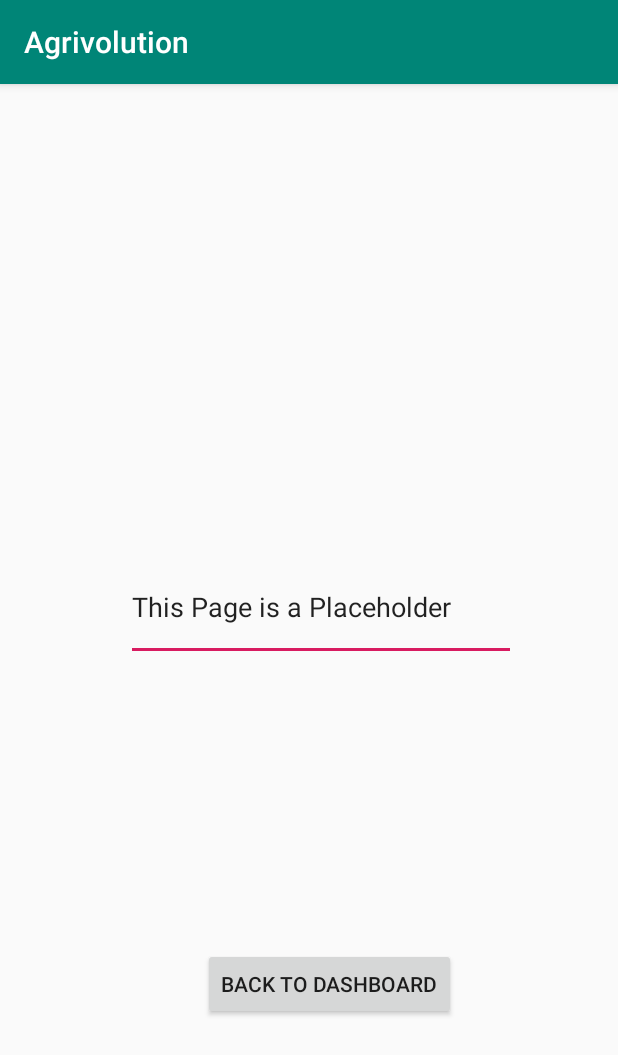
After one commit to fletchy95/Agrivolution, an Android app: the placeholder screen opened directly, with no data from a screen before it, on a phone screen of 412 x 824 dp. The commit adds this screen. Shown: the top 1055 px of the screen. Run offline under Robolectric (Android 15) with nearby library versions, the phone set to English and light mode, and no system bars.

Commit message:
DashBoard Updates
Dashboard Updates

```diff
--- a/app/src/main/AndroidManifest.xml
+++ b/app/src/main/AndroidManifest.xml
@@ -18,6 +18,7 @@
         </activity>
         <activity android:name=".Dashboard" />
         <activity android:name=".Registration"></activity>
+        <activity android:name=".placeholder"></activity>
     </application>
 
 </manifest>
--- /dev/null
+++ b/app/src/main/java/com/example/vanda/agrivolution/placeholder.java
@@ -0,0 +1,23 @@
+package com.example.vanda.agrivolution;
+import android.content.Intent;
+import android.support.v7.app.AppCompatActivity;
+import android.os.Bundle;
+import android.view.View;
+import android.widget.Button;
+
+public class placeholder extends AppCompatActivity {
+    Button btnBack;
+    @Override
+    protected void onCreate(Bundle savedInstanceState)
+    {
+        super.onCreate(savedInstanceState);
+        setContentView(R.layout.activity_placeholder);
+        btnBack = findViewById(R.id.btnBack);
+        btnBack.setOnClickListener(new View.OnClickListener() {
+            @Override
+            public void onClick(View v) {
+                startActivity(new Intent(placeholder.this, Dashboard.class));
+            }
+        });
+    }
+}
--- /dev/null
+++ b/app/src/main/res/layout/activity_placeholder.xml
@@ -0,0 +1,44 @@
+<?xml version="1.0" encoding="utf-8"?>
+<android.support.constraint.ConstraintLayout
+    xmlns:android="http://schemas.android.com/apk/res/android"
+    xmlns:app="http://schemas.android.com/apk/res-auto"
+    xmlns:tools="http://schemas.android.com/tools"
+    android:layout_width="match_parent"
+    android:layout_height="match_parent">
+
+    <EditText
+        android:id="@+id/editText"
+        android:layout_width="260dp"
+        android:layout_height="71dp"
+        android:layout_marginStart="70dp"
+        android:layout_marginLeft="70dp"
+        android:layout_marginTop="185dp"
+        android:layout_marginEnd="54dp"
+        android:layout_marginRight="54dp"
+        android:layout_marginBottom="255dp"
+        android:ems="10"
+        android:inputType="textPersonName"
+        android:text="This Page is a Placeholder"
+        app:layout_constraintBottom_toBottomOf="parent"
+        app:layout_constraintEnd_toEndOf="parent"
+        app:layout_constraintStart_toStartOf="parent"
+        app:layout_constraintTop_toTopOf="parent" />
+
+    <Button
+        android:id="@+id/btnBack"
+        android:layout_width="wrap_content"
+        android:layout_height="wrap_content"
+        android:layout_marginStart="109dp"
+        android:layout_marginLeft="109dp"
+        android:layout_marginTop="63dp"
+        android:layout_marginEnd="108dp"
+        android:layout_marginRight="108dp"
+        android:layout_marginBottom="144dp"
+        android:text="Back to Dashboard"
+        app:layout_constraintBottom_toBottomOf="parent"
+        app:layout_constraintEnd_toEndOf="parent"
+        app:layout_constraintHorizontal_bias="1.0"
+        app:layout_constraintStart_toStartOf="parent"
+        app:layout_constraintTop_toBottomOf="@+id/editText"
+        app:layout_constraintVertical_bias="1.0" />
+</android.support.constraint.ConstraintLayout>
```
Also changed, not shown: app/src/main/java/com/example/vanda/agrivolution/Dashboard.java (+30 -4 lines), app/src/main/res/layout/activity_dashboard.xml (+4 -4 lines).
